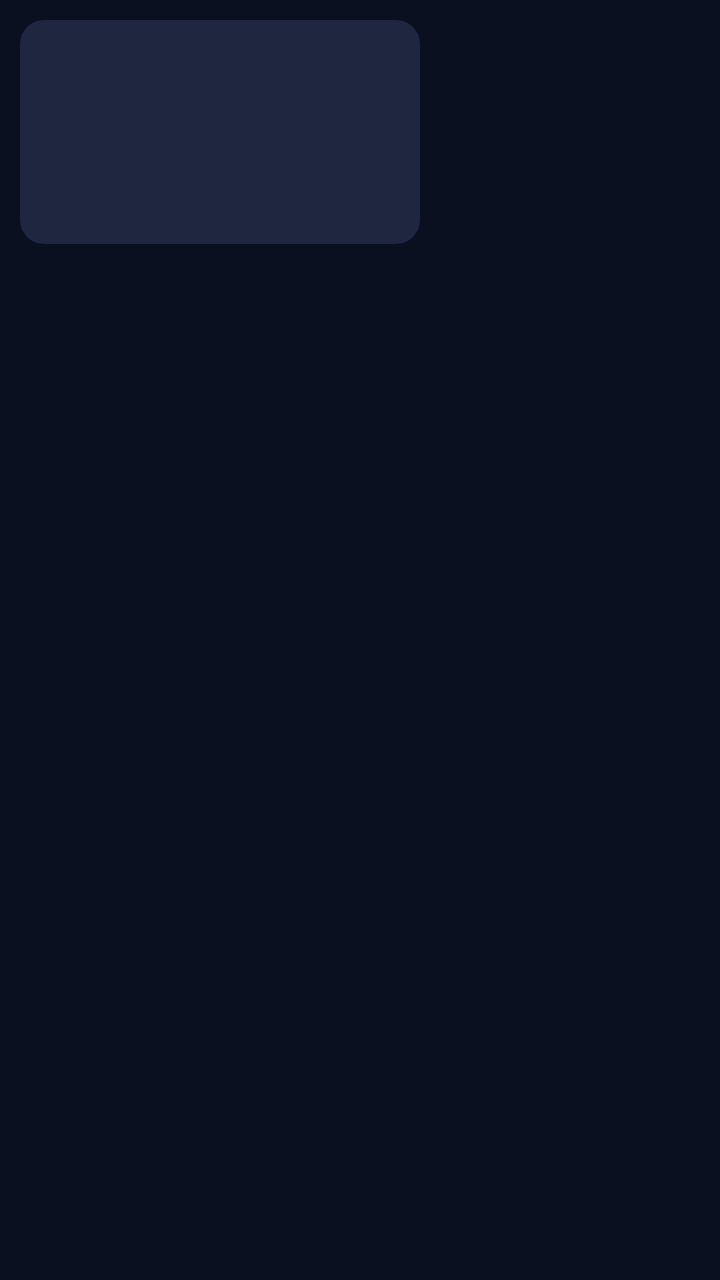
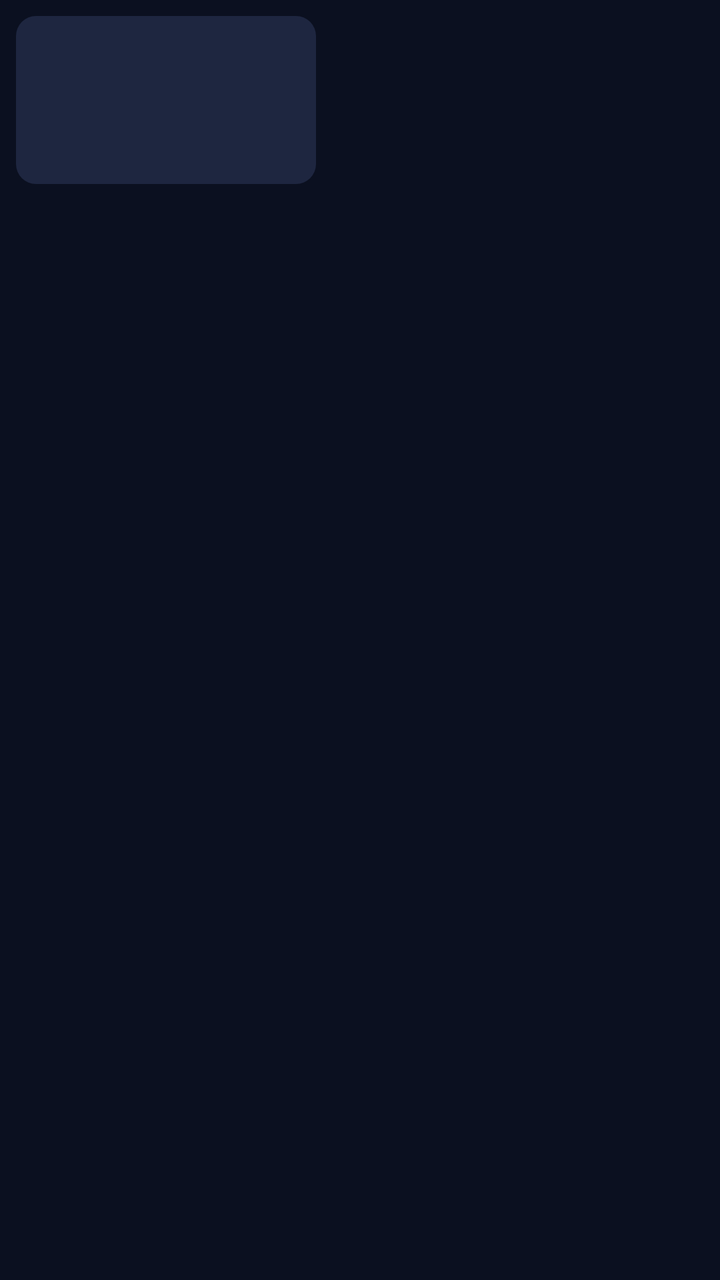

Two renders of the same Android screen: before a commit and after it. Below are the layout's source before the change and the commit's diff.
<!-- AndroidManifest.xml: application theme Theme.AttuneTV -->
<!-- res/layout/item_app.xml -->
<?xml version="1.0" encoding="utf-8"?>
<LinearLayout xmlns:android="http://schemas.android.com/apk/res/android"
    android:layout_width="wrap_content"
    android:layout_height="wrap_content"
    android:clipChildren="false"
    android:orientation="vertical"
    android:padding="10dp">

    <FrameLayout
        android:id="@+id/card"
        android:layout_width="@dimen/card_w"
        android:layout_height="@dimen/card_h"
        android:background="@drawable/card_bg"
        android:focusable="true"
        android:focusableInTouchMode="true"
        android:outlineProvider="background">

        <ImageView
            android:id="@+id/banner"
            android:layout_width="match_parent"
            android:layout_height="match_parent"
            android:importantForAccessibility="no"
            android:padding="3dp"
            android:scaleType="centerCrop" />

        <LinearLayout
            android:layout_width="match_parent"
            android:layout_height="match_parent"
            android:gravity="center"
            android:orientation="vertical">

            <ImageView
                android:id="@+id/icon"
                android:layout_width="52dp"
                android:layout_height="52dp"
                android:importantForAccessibility="no" />

            <TextView
                android:id="@+id/name"
                android:layout_width="wrap_content"
                android:layout_height="wrap_content"
                android:layout_marginTop="6dp"
                android:ellipsize="end"
                android:maxLines="1"
                android:paddingStart="8dp"
                android:paddingEnd="8dp"
                android:textColor="@color/text"
                android:textSize="14sp" />
        </LinearLayout>
    </FrameLayout>

    <TextView
        android:id="@+id/caption"
        android:layout_width="@dimen/card_w"
        android:layout_height="wrap_content"
        android:layout_marginTop="10dp"
        android:alpha="0"
        android:ellipsize="end"
        android:gravity="center"
        android:maxLines="1"
        android:textColor="@color/text"
        android:textSize="14sp" />
</LinearLayout>
<!-- resources referenced by this layout -->
<resources>
  <color name="text">#F2F4F8</color>
  <dimen name="card_h">112dp</dimen>
  <dimen name="card_w">200dp</dimen>
  <!-- drawable card_bg (drawable) -->
  <?xml version="1.0" encoding="utf-8"?>
  <selector xmlns:android="http://schemas.android.com/apk/res/android">
      <item android:state_activated="true">
          <shape><corners android:radius="12dp" /><solid android:color="@color/card" />
              <stroke android:width="3dp" android:color="@color/accent" android:dashWidth="10dp" android:dashGap="6dp" /></shape>
      </item>
      <item android:state_focused="true">
          <shape><corners android:radius="12dp" /><solid android:color="@color/card" />
              <stroke android:width="3dp" android:color="#FFFFFF" /></shape>
      </item>
      <item>
          <shape><corners android:radius="12dp" /><solid android:color="@color/card" /></shape>
      </item>
  </selector>
  <style name="Theme.AttuneTV" parent="@android:style/Theme.DeviceDefault.NoActionBar.Fullscreen">
          <item name="android:windowBackground">@color/bg</item>
          <item name="android:windowShowWallpaper">false</item>
          <item name="android:colorAccent">@color/accent</item>
          <item name="android:windowAnimationStyle">@null</item>
      </style>
  <color name="card">#1E2640</color>
  <color name="accent">#7AA2FF</color>
  <color name="bg">#0B1020</color>
</resources>

<!-- the commit's change to res/layout/item_app.xml (unified diff, before → after) -->
@@ -4,7 +4,7 @@
     android:layout_height="wrap_content"
     android:clipChildren="false"
     android:orientation="vertical"
-    android:padding="10dp">
+    android:padding="@dimen/tile_pad">
 
     <FrameLayout
         android:id="@+id/card"
@@ -31,21 +31,21 @@
 
             <ImageView
                 android:id="@+id/icon"
-                android:layout_width="52dp"
-                android:layout_height="52dp"
+                android:layout_width="36dp"
+                android:layout_height="36dp"
                 android:importantForAccessibility="no" />
 
             <TextView
                 android:id="@+id/name"
                 android:layout_width="wrap_content"
                 android:layout_height="wrap_content"
-                android:layout_marginTop="6dp"
+                android:layout_marginTop="4dp"
                 android:ellipsize="end"
                 android:maxLines="1"
                 android:paddingStart="8dp"
                 android:paddingEnd="8dp"
                 android:textColor="@color/text"
-                android:textSize="14sp" />
+                android:textSize="12sp" />
         </LinearLayout>
     </FrameLayout>
 
@@ -53,11 +53,11 @@
         android:id="@+id/caption"
         android:layout_width="@dimen/card_w"
         android:layout_height="wrap_content"
-        android:layout_marginTop="10dp"
+        android:layout_marginTop="6dp"
         android:alpha="0"
         android:ellipsize="end"
         android:gravity="center"
         android:maxLines="1"
         android:textColor="@color/text"
-        android:textSize="14sp" />
+        android:textSize="12sp" />
 </LinearLayout>
<!-- resource entries referenced after the edit -->
@@ -1,21 +1,22 @@
 <!-- resources referenced by this layout -->
 <resources>
   <color name="text">#F2F4F8</color>
-  <dimen name="card_h">112dp</dimen>
-  <dimen name="card_w">200dp</dimen>
+  <dimen name="card_h">84dp</dimen>
+  <dimen name="card_w">150dp</dimen>
+  <dimen name="tile_pad">8dp</dimen>
   <!-- drawable card_bg (drawable) -->
   <?xml version="1.0" encoding="utf-8"?>
   <selector xmlns:android="http://schemas.android.com/apk/res/android">
       <item android:state_activated="true">
-          <shape><corners android:radius="12dp" /><solid android:color="@color/card" />
+          <shape><corners android:radius="10dp" /><solid android:color="@color/card" />
               <stroke android:width="3dp" android:color="@color/accent" android:dashWidth="10dp" android:dashGap="6dp" /></shape>
       </item>
       <item android:state_focused="true">
-          <shape><corners android:radius="12dp" /><solid android:color="@color/card" />
+          <shape><corners android:radius="10dp" /><solid android:color="@color/card" />
               <stroke android:width="3dp" android:color="#FFFFFF" /></shape>
       </item>
       <item>
-          <shape><corners android:radius="12dp" /><solid android:color="@color/card" /></shape>
+          <shape><corners android:radius="10dp" /><solid android:color="@color/card" /></shape>
       </item>
   </selector>
   <style name="Theme.AttuneTV" parent="@android:style/Theme.DeviceDefault.NoActionBar.Fullscreen">
